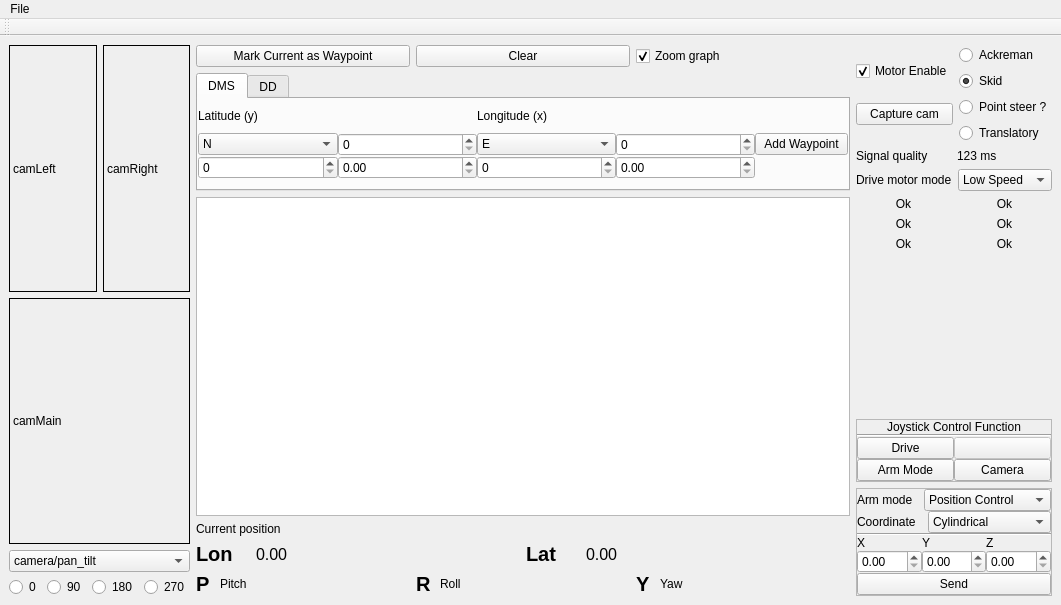
Old version of the form catkin_ws/src/hci/ui_files/MainWindow_V4.ui in the repository mcgill-robotics-archive/rover-2015.
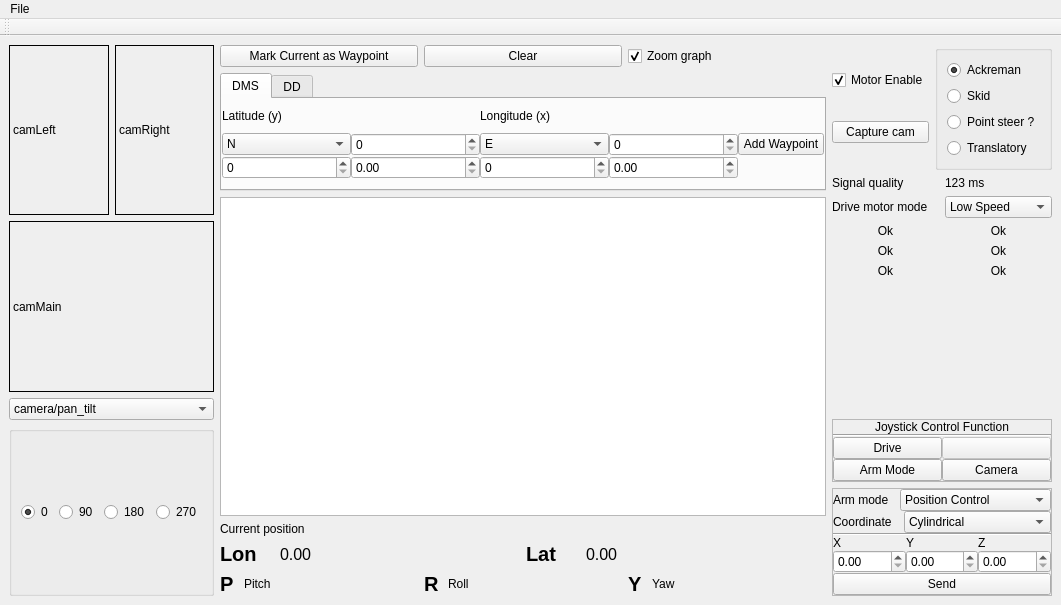
New version of the form. Custom widgets are drawn as their Qt base class.

Commit message: button groups

The edit to the form file:
```diff
--- a/catkin_ws/src/hci/ui_files/MainWindow_V4.ui
+++ b/catkin_ws/src/hci/ui_files/MainWindow_V4.ui
@@ -113,6 +113,10 @@
        </widget>
       </item>
       <item>
+       <widget class="QGroupBox" name="">
+        <property name="flat">
+         <bool>true</bool>
+        </property>
        <layout class="QHBoxLayout" name="horizontalLayout_11">
         <item>
          <widget class="QRadioButton" name="rot0">
@@ -125,6 +129,9 @@
           <property name="text">
            <string>0</string>
           </property>
+           <property name="checked">
+            <bool>true</bool>
+           </property>
          </widget>
         </item>
         <item>
@@ -167,6 +174,7 @@
          </widget>
         </item>
        </layout>
+       </widget>
       </item>
      </layout>
     </item>
@@ -615,6 +623,10 @@
          </layout>
         </item>
         <item>
+         <widget class="QGroupBox" name="">
+          <property name="flat">
+           <bool>true</bool>
+          </property>
          <layout class="QVBoxLayout" name="verticalLayout_2">
           <item>
            <widget class="QRadioButton" name="ackreman">
@@ -622,7 +634,7 @@
              <string>Ackreman</string>
             </property>
             <property name="checked">
-             <bool>false</bool>
+              <bool>true</bool>
             </property>
            </widget>
           </item>
@@ -632,7 +644,7 @@
              <string>Skid</string>
             </property>
             <property name="checked">
-             <bool>true</bool>
+              <bool>false</bool>
             </property>
            </widget>
           </item>
@@ -651,6 +663,7 @@
            </widget>
           </item>
          </layout>
+         </widget>
         </item>
        </layout>
       </item>
```
Left out of the diff: 44 changed lines with no effect on the pictures. Lines whose indentation alone changed are shown as unchanged. The commit also changes 1 other file.
